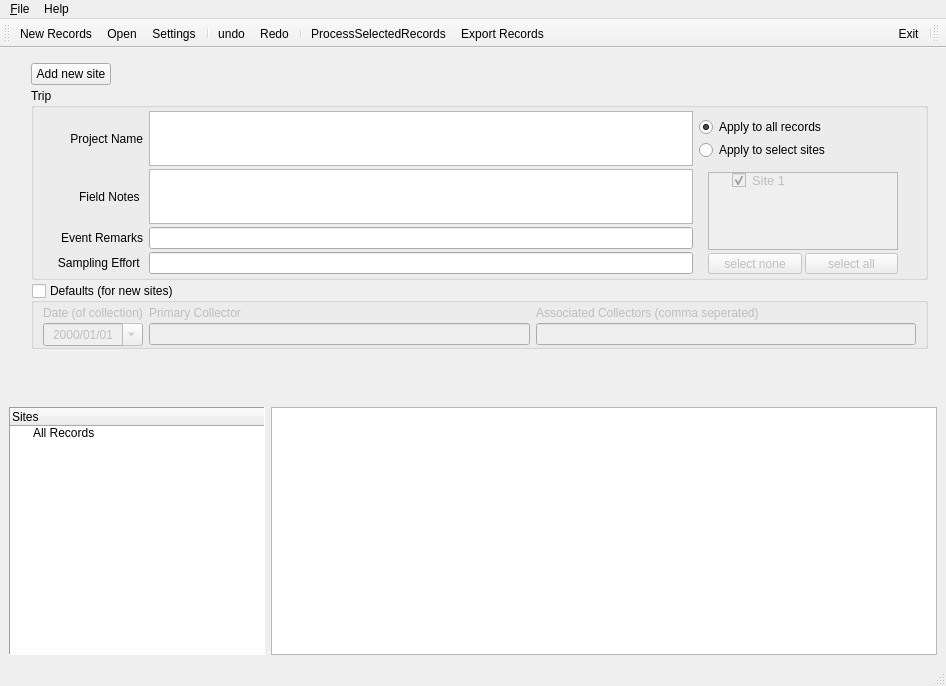
This is ui/TestUI.ui in CapPow/collBook as Qt 5 draws it before an edit. The edited form follows.
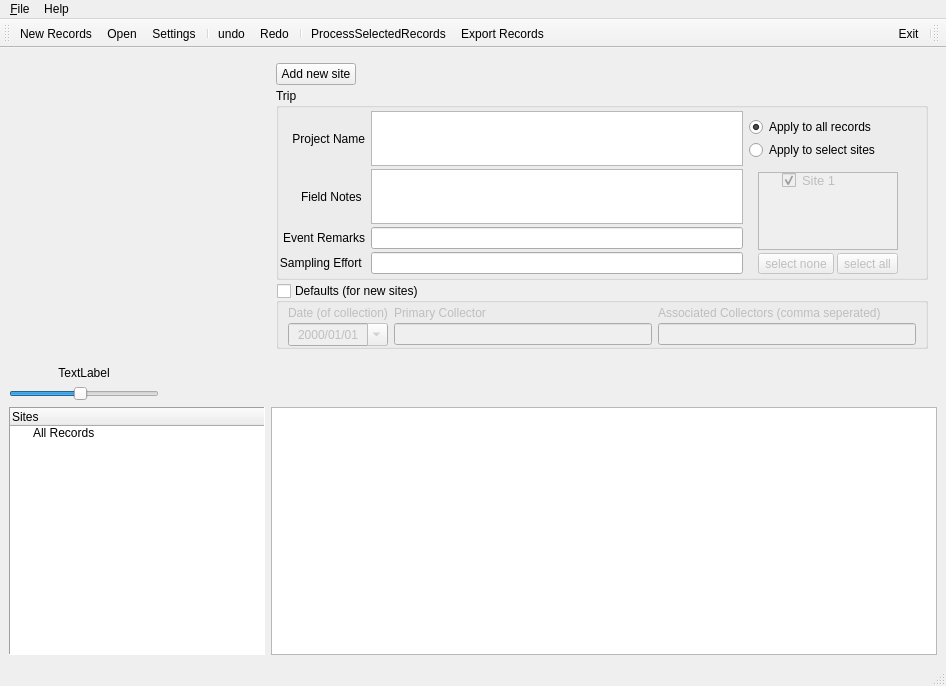
This is the edited form. The open tabs and pages were chosen to show the change. Icons and pictures are not drawn. Custom widgets are drawn as their Qt base class.

Commit message: changed site# to siteNumber and specimen# to specimenNumber to prep for new Mobile imports. Started adding zoom function to label preview.

Diff of the .ui file:
```diff
--- a/ui/TestUI.ui
+++ b/ui/TestUI.ui
@@ -16,27 +16,8 @@
   <widget class="QWidget" name="centralwidget">
    <layout class="QVBoxLayout" name="verticalLayout" stretch="0,0">
     <item>
-     <layout class="QHBoxLayout" name="horizontalLayout" stretch="0,1">
-      <item>
-       <widget class="PDFViewer" name="pdf_preview">
-        <property name="sizePolicy">
-         <sizepolicy hsizetype="Expanding" vsizetype="Expanding">
-          <horstretch>0</horstretch>
-          <verstretch>1</verstretch>
-         </sizepolicy>
-        </property>
-        <property name="minimumSize">
-         <size>
-          <width>0</width>
-          <height>0</height>
-         </size>
-        </property>
-        <property name="text">
-         <string/>
-        </property>
-       </widget>
-      </item>
-      <item>
+     <layout class="QGridLayout" name="gridLayout_7">
+      <item row="0" column="1" rowspan="3">
        <layout class="QHBoxLayout" name="horizontalLayout_3">
         <property name="topMargin">
          <number>3</number>
@@ -1359,6 +1340,84 @@
         </item>
        </layout>
       </item>
+      <item row="2" column="0">
+       <widget class="QSlider" name="value_zoomLevel">
+        <property name="minimumSize">
+         <size>
+          <width>0</width>
+          <height>0</height>
+         </size>
+        </property>
+        <property name="maximumSize">
+         <size>
+          <width>150</width>
+          <height>16777215</height>
+         </size>
+        </property>
+        <property name="toolTipDuration">
+         <number>2</number>
+        </property>
+        <property name="minimum">
+         <number>10</number>
+        </property>
+        <property name="maximum">
+         <number>200</number>
+        </property>
+        <property name="singleStep">
+         <number>5</number>
+        </property>
+        <property name="pageStep">
+         <number>20</number>
+        </property>
+        <property name="value">
+         <number>100</number>
+        </property>
+        <property name="orientation">
+         <enum>Qt::Horizontal</enum>
+        </property>
+        <property name="invertedAppearance">
+         <bool>false</bool>
+        </property>
+        <property name="invertedControls">
+         <bool>false</bool>
+        </property>
+       </widget>
+      </item>
+      <item row="0" column="0">
+       <widget class="PDFViewer" name="pdf_preview">
+        <property name="sizePolicy">
+         <sizepolicy hsizetype="Expanding" vsizetype="Expanding">
+          <horstretch>0</horstretch>
+          <verstretch>1</verstretch>
+         </sizepolicy>
+        </property>
+        <property name="minimumSize">
+         <size>
+          <width>0</width>
+          <height>0</height>
+         </size>
+        </property>
+        <property name="text">
+         <string/>
+        </property>
+       </widget>
+      </item>
+      <item row="1" column="0">
+       <widget class="QLabel" name="label_zoomLevel">
+        <property name="maximumSize">
+         <size>
+          <width>150</width>
+          <height>16777215</height>
+         </size>
+        </property>
+        <property name="text">
+         <string>TextLabel</string>
+        </property>
+        <property name="alignment">
+         <set>Qt::AlignCenter</set>
+        </property>
+       </widget>
+      </item>
      </layout>
     </item>
     <item>
```
Left out of the diff: 44 changed lines with no effect on the pictures. The commit also changes 19 other files.
